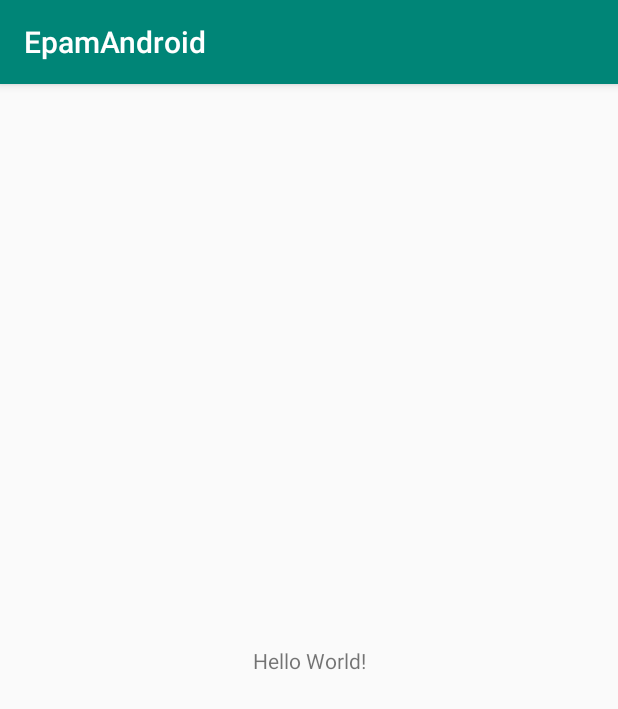
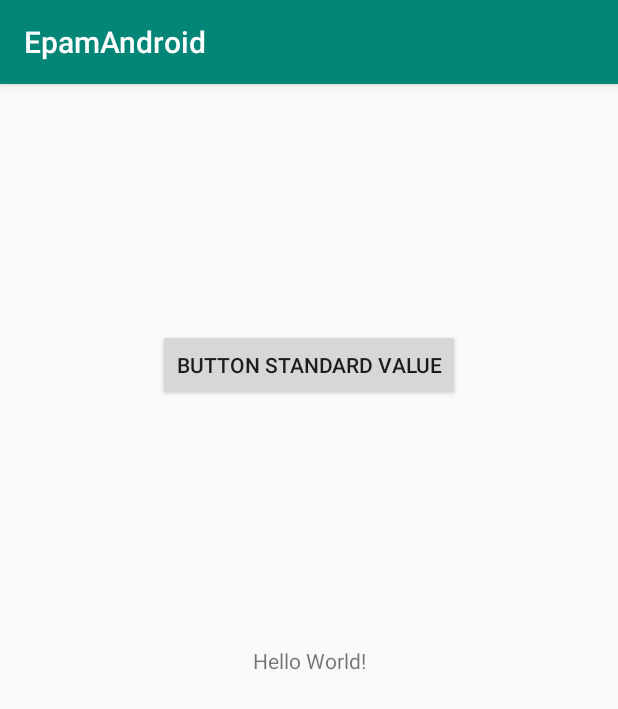
Before and after one commit to DoTheMonkeyBusiness/EpamAndroid, an Android app: the screen it shows after launch (MainActivity), on a phone screen of 412 x 824 dp. Shown: the top 709 px of the screen. Run offline under Robolectric (Android 15) with nearby library versions, the phone set to English and light mode, and no system bars; 1 statement that could not run was skipped.

Commit message:
add button onClick fun in feature_2

```diff
--- a/app/src/main/java/com/example/epamandroid/MainActivity.kt
+++ b/app/src/main/java/com/example/epamandroid/MainActivity.kt
@@ -3,12 +3,16 @@ package com.example.epamandroid
 import android.support.v7.app.AppCompatActivity
 import android.os.Bundle
 import android.util.Log
+import android.view.View
+import android.widget.Button
 
 /**
  *
  */
 class MainActivity : AppCompatActivity() {
 
+
+    private val button1: Button = findViewById(R.id.button1)
     /**
      *
      */
@@ -16,6 +20,11 @@ class MainActivity : AppCompatActivity() {
         super.onCreate(savedInstanceState)
         setContentView(R.layout.activity_main)
 
-        Log.d("Error", "msg")
+
+    }
+
+
+    fun onButtonClick(view: View) {
+        button1.setText(R.string.button1_new)
     }
 }
--- a/app/src/main/res/layout/activity_main.xml
+++ b/app/src/main/res/layout/activity_main.xml
@@ -14,6 +14,15 @@
             app:layout_constraintBottom_toBottomOf="parent"
             app:layout_constraintLeft_toLeftOf="parent"
             app:layout_constraintRight_toRightOf="parent"
-            app:layout_constraintTop_toTopOf="parent"/>
+            app:layout_constraintTop_toTopOf="parent" android:id="@+id/textView"/>
+    <Button
+            android:text="@string/button1"
+            android:layout_width="wrap_content"
+            android:layout_height="wrap_content"
+            android:id="@+id/button1" app:layout_constraintTop_toTopOf="parent"
+            android:layout_marginTop="8dp" android:layout_marginBottom="8dp"
+            app:layout_constraintBottom_toTopOf="@+id/textView" app:layout_constraintStart_toStartOf="parent"
+            android:layout_marginStart="8dp" app:layout_constraintEnd_toEndOf="parent"
+            android:layout_marginEnd="8dp" android:onClick="onButtonClick"/>
 
 </android.support.constraint.ConstraintLayout>
--- a/app/src/main/res/values/strings.xml
+++ b/app/src/main/res/values/strings.xml
@@ -1,3 +1,5 @@
 <resources>
     <string name="app_name">EpamAndroid</string>
+    <string name="button1">Button standard value</string>
+    <string name="button1_new">Button new value</string>
 </resources>
```
